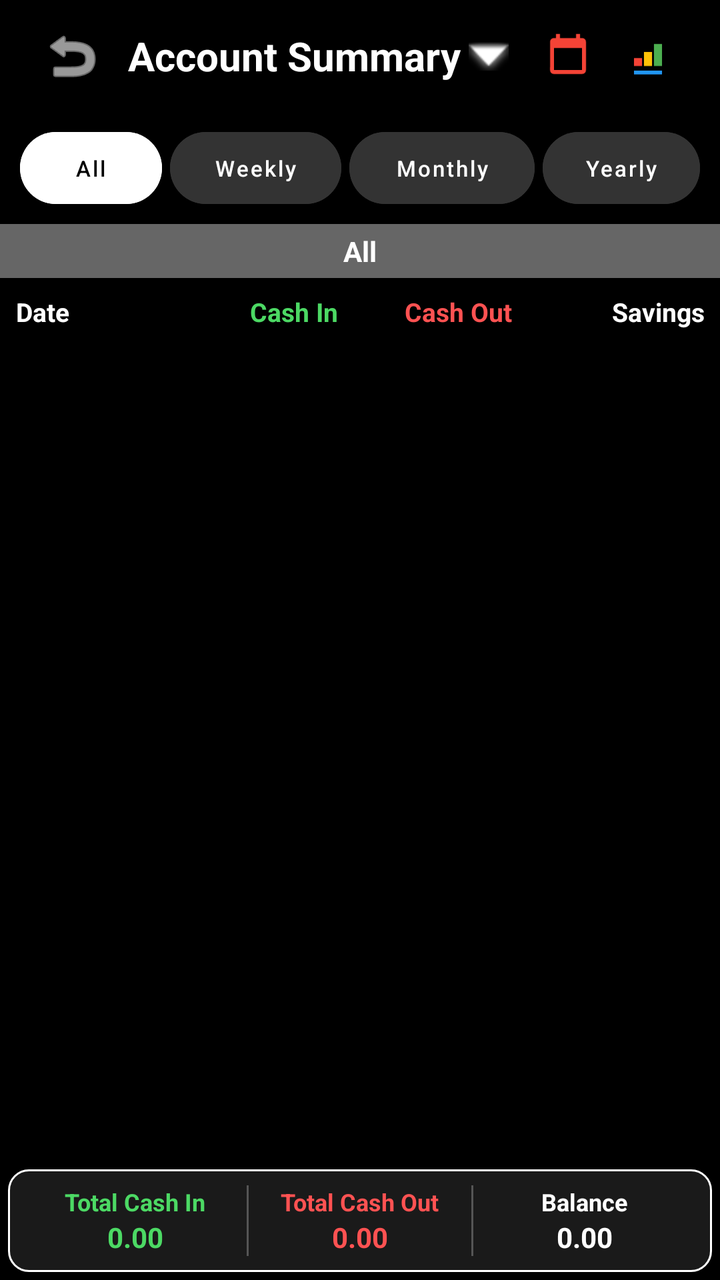
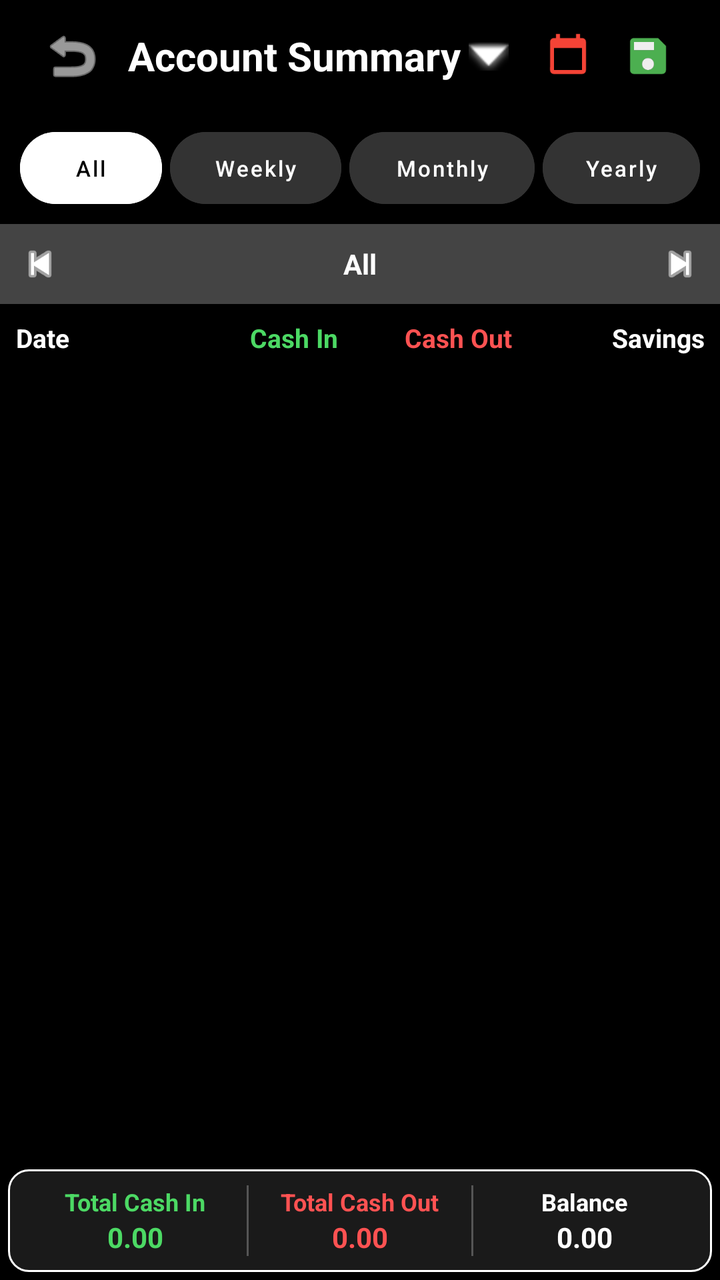

Two renders of the same Android screen: before a commit and after it. Below are the layout's source before the change and the commit's diff.
<!-- AndroidManifest.xml: activity theme Theme.MyCalendar2026SAR -->
<!-- res/layout/activity_account_summary.xml -->
<?xml version="1.0" encoding="utf-8"?>
<androidx.constraintlayout.widget.ConstraintLayout xmlns:android="http://schemas.android.com/apk/res/android"
    xmlns:app="http://schemas.android.com/apk/res-auto"
    xmlns:tools="http://schemas.android.com/tools"
    android:layout_width="match_parent"
    android:layout_height="match_parent"
    android:background="#000000"
    tools:context=".AccountSummaryActivity">

    
    <LinearLayout
        android:id="@+id/summaryToolbar"
        android:layout_width="match_parent"
        android:layout_height="56dp"
        android:gravity="center_vertical"
        android:orientation="horizontal"
        android:paddingStart="16dp"
        android:paddingEnd="16dp"
        app:layout_constraintTop_toTopOf="parent">

        <ImageButton
            android:id="@+id/accountSummaryBackButton"
            android:layout_width="40dp"
            android:layout_height="40dp"
            android:background="?attr/selectableItemBackgroundBorderless"
            android:contentDescription="Back"
            android:src="@android:drawable/ic_menu_revert"
            app:tint="@color/white" />

        <LinearLayout
            android:id="@+id/summaryAccountPicker"
            android:layout_width="0dp"
            android:layout_height="match_parent"
            android:layout_marginStart="8dp"
            android:layout_weight="1"
            android:clickable="true"
            android:focusable="true"
            android:gravity="center_vertical"
            android:orientation="horizontal">

            <TextView
                android:id="@+id/summaryAccountTitle"
                android:layout_width="wrap_content"
                android:layout_height="wrap_content"
                android:text="Account Summary"
                android:textColor="@color/white"
                android:textSize="20sp"
                android:textStyle="bold" />

            <ImageView
                android:layout_width="20dp"
                android:layout_height="20dp"
                android:layout_marginStart="4dp"
                android:contentDescription="Select Account"
                android:src="@android:drawable/arrow_down_float"
                app:tint="@color/white" />
        </LinearLayout>

        <ImageButton
            android:id="@+id/btnSummaryCalendar"
            android:layout_width="40dp"
            android:layout_height="40dp"
            android:background="?attr/selectableItemBackgroundBorderless"
            android:contentDescription="Calendar"
            android:padding="8dp"
            android:src="@drawable/ic_menu_calendar_color" />

        <ImageButton
            android:id="@+id/btnSummaryReport"
            android:layout_width="40dp"
            android:layout_height="40dp"
            android:background="?attr/selectableItemBackgroundBorderless"
            android:contentDescription="Report"
            android:padding="8dp"
            android:src="@drawable/ic_report_logo" />
    </LinearLayout>

    
    <LinearLayout
        android:id="@+id/summaryTabsContainer"
        android:layout_width="match_parent"
        android:layout_height="wrap_content"
        android:orientation="horizontal"
        android:padding="8dp"
        app:layout_constraintTop_toBottomOf="@id/summaryToolbar">

        <Button
            android:id="@+id/tabAll"
            style="@style/Widget.MaterialComponents.Button.UnelevatedButton"
            android:layout_width="0dp"
            android:layout_height="36dp"
            android:layout_margin="2dp"
            android:layout_weight="1"
            android:backgroundTint="@color/white"
            android:insetTop="0dp"
            android:insetBottom="0dp"
            android:padding="0dp"
            android:text="All"
            android:textAllCaps="false"
            android:textColor="@color/black"
            android:textSize="11sp"
            app:cornerRadius="18dp" />

        <Button
            android:id="@+id/tabWeekly"
            style="@style/Widget.MaterialComponents.Button.UnelevatedButton"
            android:layout_width="0dp"
            android:layout_height="36dp"
            android:layout_margin="2dp"
            android:layout_weight="1.2"
            android:backgroundTint="#333333"
            android:insetTop="0dp"
            android:insetBottom="0dp"
            android:padding="0dp"
            android:text="Weekly"
            android:textAllCaps="false"
            android:textColor="@color/white"
            android:textSize="11sp"
            app:cornerRadius="18dp" />

        <Button
            android:id="@+id/tabMonthly"
            style="@style/Widget.MaterialComponents.Button.UnelevatedButton"
            android:layout_width="0dp"
            android:layout_height="36dp"
            android:layout_margin="2dp"
            android:layout_weight="1.3"
            android:backgroundTint="#333333"
            android:insetTop="0dp"
            android:insetBottom="0dp"
            android:padding="0dp"
            android:text="Monthly"
            android:textAllCaps="false"
            android:textColor="@color/white"
            android:textSize="11sp"
            app:cornerRadius="18dp" />

        <Button
            android:id="@+id/tabYearly"
            style="@style/Widget.MaterialComponents.Button.UnelevatedButton"
            android:layout_width="0dp"
            android:layout_height="36dp"
            android:layout_margin="2dp"
            android:layout_weight="1.1"
            android:backgroundTint="#333333"
            android:insetTop="0dp"
            android:insetBottom="0dp"
            android:padding="0dp"
            android:text="Yearly"
            android:textAllCaps="false"
            android:textColor="@color/white"
            android:textSize="11sp"
            app:cornerRadius="18dp" />
    </LinearLayout>

    
    <LinearLayout
        android:id="@+id/summaryNav"
        android:layout_width="match_parent"
        android:layout_height="wrap_content"
        android:background="#666666"
        android:gravity="center"
        android:orientation="horizontal"
        android:padding="4dp"
        app:layout_constraintTop_toBottomOf="@id/summaryTabsContainer">

        <TextView
            android:id="@+id/summaryFilterLabel"
            android:layout_width="wrap_content"
            android:layout_height="wrap_content"
            android:gravity="center"
            android:text="All"
            android:textColor="@color/white"
            android:textSize="14sp"
            android:textStyle="bold" />
    </LinearLayout>

    
    <LinearLayout
        android:id="@+id/summaryTableHeaders"
        android:layout_width="match_parent"
        android:layout_height="wrap_content"
        android:orientation="horizontal"
        android:padding="8dp"
        app:layout_constraintTop_toBottomOf="@id/summaryNav">

        <TextView
            android:layout_width="0dp"
            android:layout_height="wrap_content"
            android:layout_weight="1.2"
            android:text="Date"
            android:textColor="@color/white"
            android:textSize="13sp"
            android:textStyle="bold" />

        <TextView
            android:layout_width="0dp"
            android:layout_height="wrap_content"
            android:layout_weight="1"
            android:gravity="center"
            android:text="Cash In"
            android:textColor="@color/income_green"
            android:textSize="13sp"
            android:textStyle="bold" />

        <TextView
            android:layout_width="0dp"
            android:layout_height="wrap_content"
            android:layout_weight="1"
            android:gravity="center"
            android:text="Cash Out"
            android:textColor="@color/expense_red"
            android:textSize="13sp"
            android:textStyle="bold" />

        <TextView
            android:layout_width="0dp"
            android:layout_height="wrap_content"
            android:layout_weight="1"
            android:gravity="end"
            android:text="Savings"
            android:textColor="@color/white"
            android:textSize="13sp"
            android:textStyle="bold" />
    </LinearLayout>

    
    <androidx.recyclerview.widget.RecyclerView
        android:id="@+id/accountSummaryRecyclerView"
        android:layout_width="match_parent"
        android:layout_height="0dp"
        app:layout_constraintBottom_toTopOf="@id/summaryFooter"
        app:layout_constraintTop_toBottomOf="@id/summaryTableHeaders" />

    <TextView
        android:id="@+id/accountSummaryEmptyText"
        android:layout_width="wrap_content"
        android:layout_height="wrap_content"
        android:text="No transactions found."
        android:textColor="@color/text_secondary"
        android:visibility="gone"
        app:layout_constraintBottom_toTopOf="@id/summaryFooter"
        app:layout_constraintEnd_toEndOf="parent"
        app:layout_constraintStart_toStartOf="parent"
        app:layout_constraintTop_toBottomOf="@id/summaryTableHeaders" />

    
    <LinearLayout
        android:id="@+id/summaryFooter"
        android:layout_width="match_parent"
        android:layout_height="wrap_content"
        android:layout_margin="4dp"
        android:background="@drawable/summary_border"
        android:orientation="horizontal"
        android:padding="8dp"
        app:layout_constraintBottom_toBottomOf="parent">

        <LinearLayout
            android:layout_width="0dp"
            android:layout_height="wrap_content"
            android:layout_weight="1"
            android:gravity="center"
            android:orientation="vertical">

            <TextView
                android:layout_width="wrap_content"
                android:layout_height="wrap_content"
                android:text="Total Cash In"
                android:textColor="@color/income_green"
                android:textSize="12sp"
                android:textStyle="bold" />

            <TextView
                android:id="@+id/footerCashIn"
                android:layout_width="wrap_content"
                android:layout_height="wrap_content"
                android:text="0.00"
                android:textColor="@color/income_green"
                android:textSize="14sp"
                android:textStyle="bold" />
        </LinearLayout>

        <View
            android:layout_width="1dp"
            android:layout_height="match_parent"
            android:background="#555555" />

        <LinearLayout
            android:layout_width="0dp"
            android:layout_height="wrap_content"
            android:layout_weight="1"
            android:gravity="center"
            android:orientation="vertical">

            <TextView
                android:layout_width="wrap_content"
                android:layout_height="wrap_content"
                android:text="Total Cash Out"
                android:textColor="@color/expense_red"
                android:textSize="12sp"
                android:textStyle="bold" />

            <TextView
                android:id="@+id/footerCashOut"
                android:layout_width="wrap_content"
                android:layout_height="wrap_content"
                android:text="0.00"
                android:textColor="@color/expense_red"
                android:textSize="14sp"
                android:textStyle="bold" />
        </LinearLayout>

        <View
            android:layout_width="1dp"
            android:layout_height="match_parent"
            android:background="#555555" />

        <LinearLayout
            android:layout_width="0dp"
            android:layout_height="wrap_content"
            android:layout_weight="1"
            android:gravity="center"
            android:orientation="vertical">

            <TextView
                android:layout_width="wrap_content"
                android:layout_height="wrap_content"
                android:text="Balance"
                android:textColor="@color/white"
                android:textSize="12sp"
                android:textStyle="bold" />

            <TextView
                android:id="@+id/footerBalance"
                android:layout_width="wrap_content"
                android:layout_height="wrap_content"
                android:text="0.00"
                android:textColor="@color/white"
                android:textSize="14sp"
                android:textStyle="bold" />
        </LinearLayout>
    </LinearLayout>

</androidx.constraintlayout.widget.ConstraintLayout>
<!-- resources referenced by this layout -->
<resources>
  <color name="black">#FF000000</color>
  <color name="expense_red">#FF5252</color>
  <color name="income_green">#4CD964</color>
  <color name="text_secondary">#AAAAAA</color>
  <color name="white">#FFFFFFFF</color>
  <!-- drawable ic_menu_calendar_color (drawable) -->
  <vector xmlns:android="http://schemas.android.com/apk/res/android"
      android:width="24dp"
      android:height="24dp"
      android:viewportWidth="24"
      android:viewportHeight="24">
      <path
          android:fillColor="#F44336"
          android:pathData="M19,3h-1V1h-2v2H8V1H6v2H5C3.89,3 3.01,3.9 3.01,5L3,19c0,1.1 0.89,2 2,2h14c1.1,0 2,-0.9 2,-2V5c0,-1.1 -0.9,-2 -2,-2zM19,19H5V8h14v11z" />
  </vector>
  <!-- drawable ic_report_logo (drawable) -->
  <vector xmlns:android="http://schemas.android.com/apk/res/android"
      android:width="24dp"
      android:height="24dp"
      android:viewportWidth="24"
      android:viewportHeight="24">
      <path
          android:fillColor="#2196F3"
          android:pathData="M5,19.22H19V21.22H5V19.22Z" />
      <path
          android:fillColor="#4CAF50"
          android:pathData="M19,17H15V6H19V17Z" />
      <path
          android:fillColor="#FFC107"
          android:pathData="M14,17H10V10H14V17Z" />
      <path
          android:fillColor="#F44336"
          android:pathData="M9,17H5V13H9V17Z" />
  </vector>
  <!-- drawable summary_border (drawable) -->
  <?xml version="1.0" encoding="utf-8"?>
  <shape xmlns:android="http://schemas.android.com/apk/res/android">
      <solid android:color="@color/card_dark" />
      <stroke
          android:width="1dp"
          android:color="@color/white" />
      <corners android:radius="10dp" />
  </shape>
  <style name="Theme.MyCalendar2026SAR" parent="Theme.MaterialComponents.DayNight.NoActionBar">
          
          <item name="colorPrimary">@color/light_green</item>
          <item name="colorPrimaryVariant">@color/hunter_green</item>
          <item name="colorOnPrimary">@color/white</item>
          
          <item name="colorSecondary">@color/teal_200</item>
          <item name="colorSecondaryVariant">@color/teal_700</item>
          <item name="colorOnSecondary">@color/black</item>
          
          <item name="android:statusBarColor">?attr/colorPrimaryVariant</item>
  
          
          <item name="materialAlertDialogTheme">@style/CustomAlertDialogTheme</item>
          <item name="alertDialogTheme">@style/CustomAlertDialogTheme</item>
      </style>
  <color name="card_dark">#1A1A1A</color>
  <color name="light_green">#8BC34A</color>
  <color name="hunter_green">#355E3B</color>
  <color name="teal_200">#FF03DAC5</color>
  <color name="teal_700">#FF018786</color>
  <style name="CustomAlertDialogTheme" parent="ThemeOverlay.MaterialComponents.MaterialAlertDialog">
          <item name="colorPrimary">@color/light_green</item>
          <item name="colorAccent">@color/light_green</item>
          <item name="colorSecondary">@color/light_green</item>
          <item name="android:textColorPrimary">@color/white</item>
          
          <item name="buttonBarPositiveButtonStyle">@style/GreenButtonStyle</item>
          <item name="buttonBarNegativeButtonStyle">@style/GreenButtonStyle</item>
          <item name="buttonBarNeutralButtonStyle">@style/GreenButtonStyle</item>
      </style>
  <style name="GreenButtonStyle" parent="Widget.MaterialComponents.Button.TextButton">
          <item name="android:textColor">@color/light_green</item>
      </style>
</resources>

<!-- the commit's change to res/layout/activity_account_summary.xml (unified diff, before → after) -->
@@ -72,7 +72,7 @@
             android:background="?attr/selectableItemBackgroundBorderless"
             android:contentDescription="Report"
             android:padding="8dp"
-            android:src="@drawable/ic_report_logo" />
+            android:src="@drawable/ic_menu_save_color" />
     </LinearLayout>
 
     
@@ -158,21 +158,40 @@
         android:id="@+id/summaryNav"
         android:layout_width="match_parent"
         android:layout_height="wrap_content"
-        android:background="#666666"
+        android:background="#444444"
         android:gravity="center"
         android:orientation="horizontal"
         android:padding="4dp"
         app:layout_constraintTop_toBottomOf="@id/summaryTabsContainer">
 
+        <ImageView
+            android:id="@+id/btnNavPrev"
+            android:layout_width="32dp"
+            android:layout_height="32dp"
+            android:src="@android:drawable/ic_media_previous"
+            app:tint="@color/white"
+            android:padding="4dp"
+            android:contentDescription="Previous" />
+
         <TextView
             android:id="@+id/summaryFilterLabel"
-            android:layout_width="wrap_content"
-            android:layout_height="wrap_content"
+            android:layout_width="0dp"
+            android:layout_height="wrap_content"
+            android:layout_weight="1"
             android:gravity="center"
             android:text="All"
             android:textColor="@color/white"
             android:textSize="14sp"
             android:textStyle="bold" />
+
+        <ImageView
+            android:id="@+id/btnNavNext"
+            android:layout_width="32dp"
+            android:layout_height="32dp"
+            android:src="@android:drawable/ic_media_next"
+            app:tint="@color/white"
+            android:padding="4dp"
+            android:contentDescription="Next" />
     </LinearLayout>
 
     
<!-- resource entries referenced after the edit -->
@@ -15,24 +15,19 @@
           android:fillColor="#F44336"
           android:pathData="M19,3h-1V1h-2v2H8V1H6v2H5C3.89,3 3.01,3.9 3.01,5L3,19c0,1.1 0.89,2 2,2h14c1.1,0 2,-0.9 2,-2V5c0,-1.1 -0.9,-2 -2,-2zM19,19H5V8h14v11z" />
   </vector>
-  <!-- drawable ic_report_logo (drawable) -->
+  <!-- drawable ic_menu_save_color (drawable) -->
   <vector xmlns:android="http://schemas.android.com/apk/res/android"
       android:width="24dp"
       android:height="24dp"
       android:viewportWidth="24"
       android:viewportHeight="24">
       <path
-          android:fillColor="#2196F3"
-          android:pathData="M5,19.22H19V21.22H5V19.22Z" />
+          android:fillColor="#4CAF50"
+          android:pathData="M17,3L5,3c-1.11,0 -2,0.9 -2,2v14c0,1.1 0.89,2 2,2h14c1.1,0 2,-0.9 2,-2L21,7l-4,-4zM12,19c-1.66,0 -3,-1.34 -3,-3s1.34,-3 3,-3 3,1.34 3,3 -1.34,3 -3,3zM15,9L5,9L5,5h10v4z" />
       <path
-          android:fillColor="#4CAF50"
-          android:pathData="M19,17H15V6H19V17Z" />
-      <path
-          android:fillColor="#FFC107"
-          android:pathData="M14,17H10V10H14V17Z" />
-      <path
-          android:fillColor="#F44336"
-          android:pathData="M9,17H5V13H9V17Z" />
+          android:fillColor="#EEEEEE"
+          android:pathData="M15,9L5,9L5,5h10v4zM12,19c-1.66,0 -3,-1.34 -3,-3s1.34,-3 3,-3 3,1.34 3,3 -1.34,3 -3,3z"
+          android:alpha="0.3" />
   </vector>
   <!-- drawable summary_border (drawable) -->
   <?xml version="1.0" encoding="utf-8"?>
